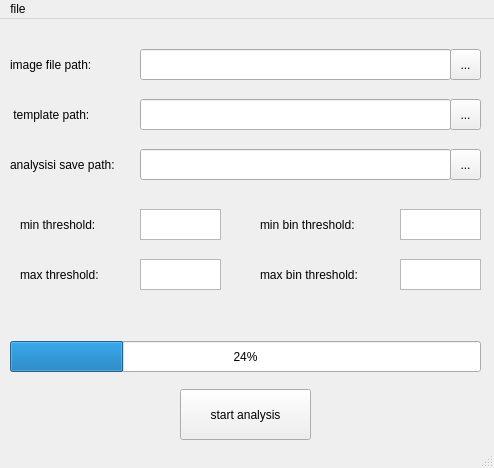
This is qt_source/ic_gui.ui in hewaele/ic_analysis_tool as Qt 5 draws it before an edit. The edited form follows.
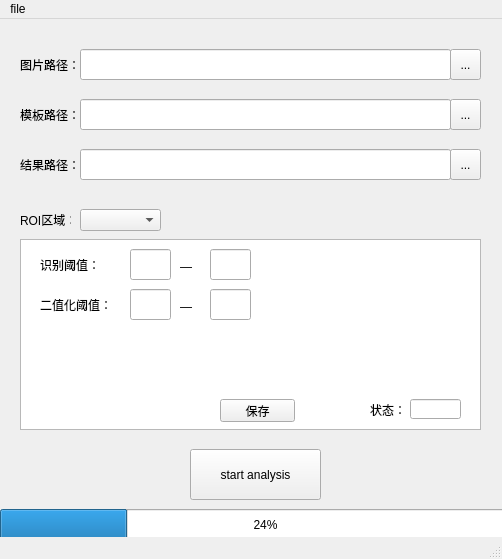
This is the edited form.

```diff
--- a/qt_source/ic_gui.ui
+++ b/qt_source/ic_gui.ui
@@ -6,8 +6,8 @@
    <rect>
     <x>0</x>
     <y>0</y>
-    <width>494</width>
-    <height>468</height>
+    <width>502</width>
+    <height>559</height>
    </rect>
   </property>
   <property name="windowTitle">
@@ -17,9 +17,9 @@
    <widget class="QLabel" name="label">
     <property name="geometry">
      <rect>
-      <x>10</x>
+      <x>20</x>
       <y>30</y>
-      <width>111</width>
+      <width>61</width>
       <height>31</height>
      </rect>
     </property>
@@ -27,20 +27,20 @@
      <string notr="true"/>
     </property>
     <property name="text">
-     <string>image file path:</string>
+     <string>图片路径：</string>
     </property>
    </widget>
    <widget class="QLabel" name="label_2">
     <property name="geometry">
      <rect>
-      <x>10</x>
+      <x>20</x>
       <y>80</y>
-      <width>111</width>
+      <width>61</width>
       <height>31</height>
      </rect>
     </property>
     <property name="text">
-     <string> template path:</string>
+     <string>模板路径：</string>
     </property>
    </widget>
    <widget class="QToolButton" name="chance_image">
@@ -72,60 +72,37 @@
    <widget class="QLabel" name="label_3">
     <property name="geometry">
      <rect>
-      <x>20</x>
-      <y>190</y>
-      <width>101</width>
+      <x>40</x>
+      <y>230</y>
+      <width>81</width>
       <height>31</height>
      </rect>
     </property>
-    <property name="text">
-     <string>min threshold:</string>
+    <property name="styleSheet">
+     <string notr="true"/>
     </property>
-   </widget>
-   <widget class="QLabel" name="label_4">
-    <property name="geometry">
-     <rect>
-      <x>20</x>
-      <y>240</y>
-      <width>101</width>
-      <height>31</height>
-     </rect>
-    </property>
     <property name="text">
-     <string>max threshold:</string>
+     <string>识别阈值：</string>
     </property>
    </widget>
    <widget class="QLabel" name="label_5">
     <property name="geometry">
      <rect>
-      <x>260</x>
-      <y>190</y>
-      <width>141</width>
+      <x>40</x>
+      <y>270</y>
+      <width>81</width>
       <height>31</height>
      </rect>
     </property>
     <property name="text">
-     <string>min bin threshold:</string>
-    </property>
-   </widget>
-   <widget class="QLabel" name="label_6">
-    <property name="geometry">
-     <rect>
-      <x>260</x>
-      <y>240</y>
-      <width>131</width>
-      <height>31</height>
-     </rect>
-    </property>
-    <property name="text">
-     <string>max bin threshold:</string>
+     <string>二值化阈值：</string>
     </property>
    </widget>
    <widget class="QPushButton" name="start_analysis">
     <property name="geometry">
      <rect>
-      <x>180</x>
-      <y>370</y>
+      <x>190</x>
+      <y>430</y>
       <width>131</width>
       <height>51</height>
      </rect>
@@ -134,57 +111,17 @@
      <string>start analysis</string>
     </property>
    </widget>
-   <widget class="QTextEdit" name="min_threshold">
-    <property name="geometry">
-     <rect>
-      <x>140</x>
-      <y>190</y>
-      <width>81</width>
-      <height>31</height>
-     </rect>
-    </property>
-   </widget>
-   <widget class="QTextEdit" name="max_threshold">
-    <property name="geometry">
-     <rect>
-      <x>140</x>
-      <y>240</y>
-      <width>81</width>
-      <height>31</height>
-     </rect>
-    </property>
-   </widget>
-   <widget class="QTextEdit" name="min_bin_threshold">
-    <property name="geometry">
-     <rect>
-      <x>400</x>
-      <y>190</y>
-      <width>81</width>
-      <height>31</height>
-     </rect>
-    </property>
-   </widget>
-   <widget class="QTextEdit" name="max_bin_threshold">
-    <property name="geometry">
-     <rect>
-      <x>400</x>
-      <y>240</y>
-      <width>81</width>
-      <height>31</height>
-     </rect>
-    </property>
-   </widget>
    <widget class="QLabel" name="label_7">
     <property name="geometry">
      <rect>
-      <x>10</x>
+      <x>20</x>
       <y>130</y>
-      <width>141</width>
+      <width>61</width>
       <height>31</height>
      </rect>
     </property>
     <property name="text">
-     <string>analysisi save path:</string>
+     <string>结果路径：</string>
     </property>
    </widget>
    <widget class="QToolButton" name="chance_analysis">
@@ -203,9 +140,9 @@
    <widget class="QLineEdit" name="image_path">
     <property name="geometry">
      <rect>
-      <x>140</x>
+      <x>80</x>
       <y>30</y>
-      <width>311</width>
+      <width>371</width>
       <height>31</height>
      </rect>
     </property>
@@ -213,9 +150,9 @@
    <widget class="QLineEdit" name="template_path">
     <property name="geometry">
      <rect>
-      <x>140</x>
+      <x>80</x>
       <y>80</y>
-      <width>311</width>
+      <width>371</width>
       <height>31</height>
      </rect>
     </property>
@@ -223,9 +160,9 @@
    <widget class="QLineEdit" name="analysis_path">
     <property name="geometry">
      <rect>
-      <x>140</x>
+      <x>80</x>
       <y>130</y>
-      <width>311</width>
+      <width>371</width>
       <height>31</height>
      </rect>
     </property>
@@ -233,9 +170,9 @@
    <widget class="QProgressBar" name="progressBar">
     <property name="geometry">
      <rect>
-      <x>10</x>
-      <y>322</y>
-      <width>471</width>
+      <x>0</x>
+      <y>490</y>
+      <width>531</width>
       <height>31</height>
      </rect>
     </property>
@@ -243,25 +180,169 @@
      <number>24</number>
     </property>
    </widget>
+   <widget class="QComboBox" name="roi_menu">
+    <property name="geometry">
+     <rect>
+      <x>80</x>
+      <y>190</y>
+      <width>81</width>
+      <height>22</height>
+     </rect>
+    </property>
+   </widget>
+   <widget class="QLabel" name="label_8">
+    <property name="geometry">
+     <rect>
+      <x>20</x>
+      <y>190</y>
+      <width>51</width>
+      <height>21</height>
+     </rect>
+    </property>
+    <property name="text">
+     <string>ROI区域：</string>
+    </property>
+   </widget>
+   <widget class="QTextBrowser" name="textBrowser">
+    <property name="geometry">
+     <rect>
+      <x>20</x>
+      <y>220</y>
+      <width>461</width>
+      <height>191</height>
+     </rect>
+    </property>
+    <property name="styleSheet">
+     <string notr="true"/>
+    </property>
+   </widget>
+   <widget class="QLabel" name="label_6">
+    <property name="geometry">
+     <rect>
+      <x>180</x>
+      <y>280</y>
+      <width>16</width>
+      <height>16</height>
+     </rect>
+    </property>
+    <property name="text">
+     <string>—</string>
+    </property>
+   </widget>
+   <widget class="QLabel" name="label_9">
+    <property name="geometry">
+     <rect>
+      <x>180</x>
+      <y>240</y>
+      <width>16</width>
+      <height>16</height>
+     </rect>
+    </property>
+    <property name="text">
+     <string>—</string>
+    </property>
+   </widget>
+   <widget class="QPushButton" name="save_threshold">
+    <property name="geometry">
+     <rect>
+      <x>220</x>
+      <y>380</y>
+      <width>75</width>
+      <height>23</height>
+     </rect>
+    </property>
+    <property name="text">
+     <string>保存</string>
+    </property>
+   </widget>
+   <widget class="QLineEdit" name="min_threshold">
+    <property name="geometry">
+     <rect>
+      <x>130</x>
+      <y>230</y>
+      <width>41</width>
+      <height>31</height>
+     </rect>
+    </property>
+   </widget>
+   <widget class="QLineEdit" name="max_threshold">
+    <property name="geometry">
+     <rect>
+      <x>210</x>
+      <y>230</y>
+      <width>41</width>
+      <height>31</height>
+     </rect>
+    </property>
+   </widget>
+   <widget class="QLineEdit" name="min_bin_threshold">
+    <property name="geometry">
+     <rect>
+      <x>130</x>
+      <y>270</y>
+      <width>41</width>
+      <height>31</height>
+     </rect>
+    </property>
+   </widget>
+   <widget class="QLineEdit" name="max_bin_threshold">
+    <property name="geometry">
+     <rect>
+      <x>210</x>
+      <y>270</y>
+      <width>41</width>
+      <height>31</height>
+     </rect>
+    </property>
+   </widget>
+   <widget class="QLabel" name="label_4">
+    <property name="geometry">
+     <rect>
+      <x>370</x>
+      <y>380</y>
+      <width>41</width>
+      <height>21</height>
+     </rect>
+    </property>
+    <property name="text">
+     <string>状态：</string>
+    </property>
+   </widget>
+   <widget class="QLineEdit" name="status">
+    <property name="geometry">
+     <rect>
+      <x>410</x>
+      <y>380</y>
+      <width>51</width>
+      <height>20</height>
+     </rect>
+    </property>
+   </widget>
+   <zorder>textBrowser</zorder>
    <zorder>label</zorder>
    <zorder>label_2</zorder>
    <zorder>chance_template</zorder>
    <zorder>chance_image</zorder>
    <zorder>label_3</zorder>
-   <zorder>label_4</zorder>
    <zorder>label_5</zorder>
-   <zorder>label_6</zorder>
    <zorder>start_analysis</zorder>
-   <zorder>min_threshold</zorder>
-   <zorder>max_threshold</zorder>
-   <zorder>min_bin_threshold</zorder>
-   <zorder>max_bin_threshold</zorder>
    <zorder>label_7</zorder>
    <zorder>chance_analysis</zorder>
    <zorder>image_path</zorder>
    <zorder>template_path</zorder>
    <zorder>analysis_path</zorder>
    <zorder>progressBar</zorder>
+   <zorder>roi_menu</zorder>
+   <zorder>label_8</zorder>
+   <zorder>label_6</zorder>
+   <zorder>label_9</zorder>
+   <zorder>save_threshold</zorder>
+   <zorder>min_threshold</zorder>
+   <zorder>max_threshold</zorder>
+   <zorder>min_bin_threshold</zorder>
+   <zorder>max_bin_threshold</zorder>
+   <zorder>label_4</zorder>
+   <zorder>status</zorder>
   </widget>
   <widget class="QStatusBar" name="statusbar"/>
   <widget class="QMenuBar" name="menubar">
@@ -269,8 +350,8 @@
     <rect>
      <x>0</x>
      <y>0</y>
-     <width>494</width>
-     <height>22</height>
+     <width>502</width>
+     <height>23</height>
     </rect>
    </property>
    <widget class="QMenu" name="menuopen_img_file">
```
